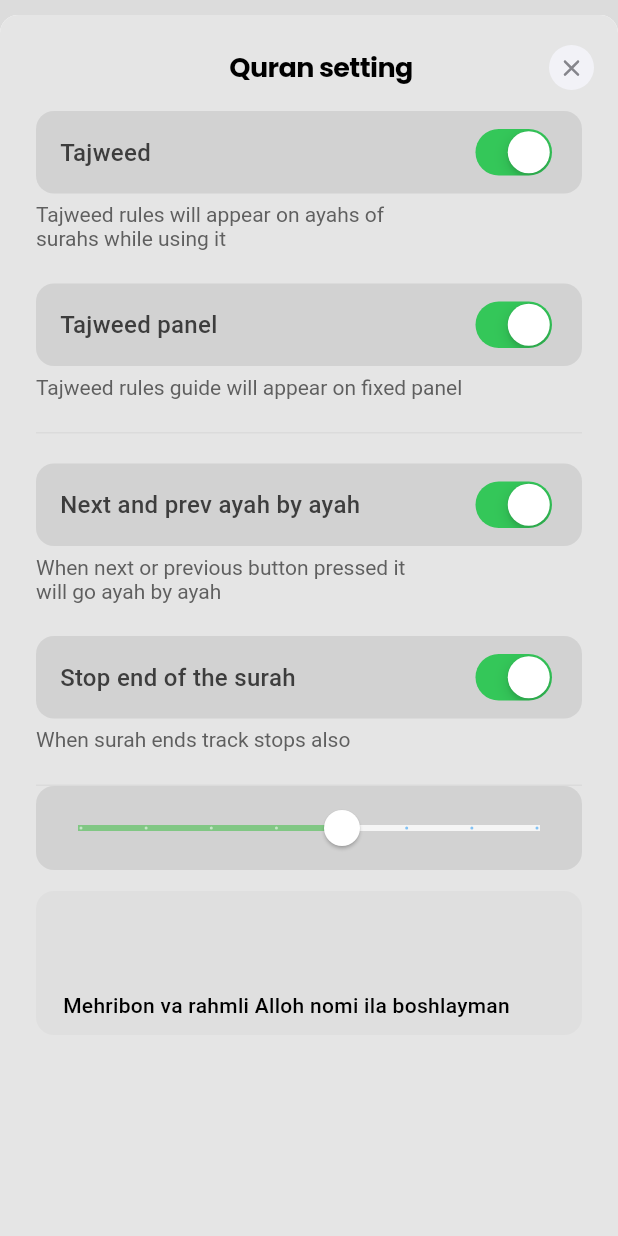
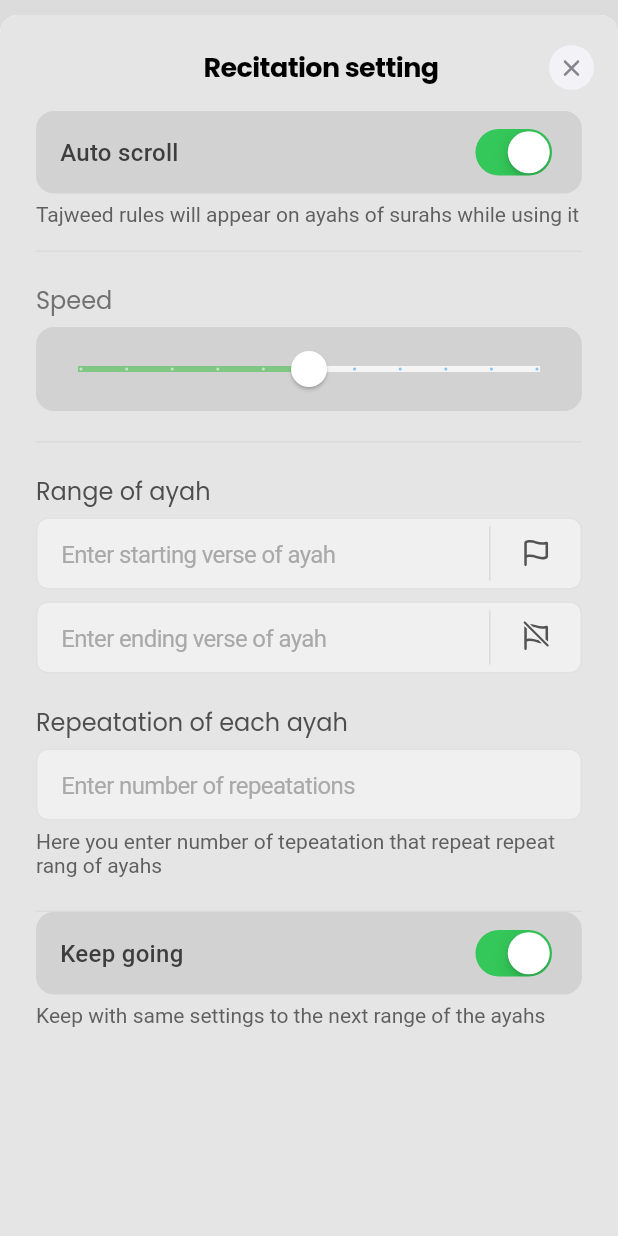
Before and after one commit to IbrohimJamoliddinov/Al-Quron, a Flutter app: what showRecitationDialog() shows on an empty page, opened directly, on a phone screen of 412 x 824 dp. Run offline on Flutter 3.47's test engine with Material 2 defaults, Android fonts, the phone set to English and light mode, and no system bars; our stand-ins replace carousel_slider, flutter_svg, just_audio, modal_bottom_sheet, percent_indicator, permission_handler and 3 more; missing offline and left inert: flutter_qiblah; accounts and stored records are empty; project files that could hold a hidden picture were left out.

Commit message:
new bottom dialog

```diff
--- a/lib/src/dialog/bottom_dialog.dart
+++ b/lib/src/dialog/bottom_dialog.dart
@@ -240,9 +240,7 @@ class BottomDialog {
                           ),
                         ),
                         GestureDetector(
-                          onTap: () {
-                            showSettingLanguage(context);
-                          },
+                          onTap: () {},
                           child: Container(
                             width: MediaQuery.of(context).size.width - 48,
                             margin: EdgeInsets.only(
@@ -751,10 +749,8 @@ class BottomDialog {
 
   static void showRecitationDialog(BuildContext context) {
     double _currentSliderValue = 50;
-    bool statusOne = true;
-    bool statusTwo = true;
-    bool statusThr = true;
-    bool statusFou = true;
+    bool autoScroll = true;
+    bool keepGoing = true;
     CupertinoScaffold.showCupertinoModalBottomSheet(
       expand: true,
       context: context,
@@ -775,7 +771,7 @@ class BottomDialog {
                         ),
                         Expanded(
                           child: Text(
-                            "Quran setting",
+                            "Recitation setting",
                             textAlign: TextAlign.center,
                             style: TextStyle(
                               fontSize: 18,
@@ -808,145 +804,50 @@ class BottomDialog {
                             horizontal: 16,
                             vertical: 8,
                           ),
-                          status: statusOne,
+                          status: autoScroll,
                           boxBorderRadius: BorderRadius.circular(12),
                           marginBox: EdgeInsets.symmetric(horizontal: 24),
                           boxColor: Color(0xFFD2D2D2),
-                          text: "Tajweed",
+                          text: "Auto scroll",
                           selected: (bool selected) {
                             setState(() {
-                              statusOne = selected;
+                              autoScroll = selected;
                             });
                           },
                         ),
-                        Row(
-                          mainAxisAlignment: MainAxisAlignment.start,
-                          children: [
                         Container(
-                              width: 260,
                           margin: EdgeInsets.symmetric(
-                                  horizontal: 24, vertical: 6),
+                            horizontal: 24,
+                            vertical: 6,
+                          ),
                           child: Text(
                             "Tajweed rules will appear on ayahs of surahs while using it",
-                                maxLines: 2,
                             style: TextStyle(
                               color: AppTheme.textColorGrey,
                             ),
                           ),
                         ),
-                          ],
-                        ),
-                        TextSwitch(
-                          paddingBox: EdgeInsets.symmetric(
-                            horizontal: 16,
-                            vertical: 8,
-                          ),
-                          status: statusTwo,
-                          boxBorderRadius: BorderRadius.circular(12),
-                          marginBox:
-                          EdgeInsets.only(left: 24, right: 24, top: 16),
-                          boxColor: Color(0xFFD2D2D2),
-                          text: "Tajweed panel",
-                          selected: (bool selected) {
-                            setState(() {
-                              statusTwo = selected;
-                            });
-                          },
-                        ),
-                        Row(
-                          mainAxisAlignment: MainAxisAlignment.start,
-                          children: [
                         Container(
-                              width: MediaQuery.of(context).size.width - 48,
-                              margin: EdgeInsets.symmetric(
-                                  horizontal: 24, vertical: 6),
-                              child: Text(
-                                  "Tajweed rules guide will appear on fixed panel",
-                                  maxLines: 2,
-                                  style: TextStyle(
-                                    color: AppTheme.textColorGrey,
-                                  )),
-                            ),
-                          ],
+                          height: 1,
+                          margin: EdgeInsets.only(left: 24, right: 24, top: 10),
+                          color: Color(0xFFDBDBDB),
                         ),
                         Container(
-                          height: 1,
-                          width: MediaQuery.of(context).size.width - 48,
-                          margin: EdgeInsets.only(left: 24, right: 24, top: 16),
-                          color: Color(0xFFDBDBDB),
+                          margin: EdgeInsets.only(
+                            left: 24,
+                            right: 24,
+                            top: 20,
+                            bottom: 6,
                           ),
-                        SizedBox(
-                          height: 20,
+                          child: Text(
+                            "Speed",
+                            style: TextStyle(
+                              fontFamily: AppTheme.fontPoppins,
+                              fontWeight: FontWeight.w400,
+                              fontSize: 16,
+                              color: Color(0xFF717171),
                             ),
-                        TextSwitch(
-                          paddingBox: EdgeInsets.symmetric(
-                            horizontal: 16,
-                            vertical: 8,
                           ),
-                          status: statusThr,
-                          boxBorderRadius: BorderRadius.circular(12),
-                          marginBox: EdgeInsets.symmetric(horizontal: 24),
-                          boxColor: Color(0xFFD2D2D2),
-                          text: "Next and prev ayah by ayah",
-                          selected: (bool selected) {
-                            setState(() {
-                              statusThr = selected;
-                            });
-                          },
-                        ),
-                        Row(
-                          mainAxisAlignment: MainAxisAlignment.start,
-                          children: [
-                            Container(
-                              width: 260,
-                              margin: EdgeInsets.symmetric(
-                                  horizontal: 24, vertical: 6),
-                              child: Text(
-                                  "When next or previous button pressed it will go ayah by ayah",
-                                  maxLines: 2,
-                                  style: TextStyle(
-                                    color: AppTheme.textColorGrey,
-                                  )),
-                            ),
-                          ],
-                        ),
-                        TextSwitch(
-                          paddingBox: EdgeInsets.symmetric(
-                            horizontal: 16,
-                            vertical: 8,
-                          ),
-                          status: statusFou,
-                          boxBorderRadius: BorderRadius.circular(12),
-                          marginBox:
-                          EdgeInsets.only(left: 24, right: 24, top: 16),
-                          boxColor: Color(0xFFD2D2D2),
-                          text: "Stop end of the surah",
-                          selected: (bool selected) {
-                            setState(() {
-                              statusFou = selected;
-                            });
-                          },
-                        ),
-                        Row(
-                          mainAxisAlignment: MainAxisAlignment.start,
-                          children: [
-                            Container(
-                              width: MediaQuery.of(context).size.width - 48,
-                              margin: EdgeInsets.symmetric(
-                                  horizontal: 24, vertical: 6),
-                              child: Text("When surah ends track stops also",
-                                  maxLines: 2,
-                                  style: TextStyle(
-                                    color: AppTheme.textColorGrey,
-                                  )),
-                            ),
-                          ],
-                        ),
-                        Container(
-                          height: 1,
-                          width: MediaQuery.of(context).size.width - 48,
-                          margin: EdgeInsets.only(left: 24, right: 24, top: 16),
-                          color: Color(0xFFDBDBDB),
                         ),
                         Container(
                           margin: EdgeInsets.symmetric(horizontal: 24),
@@ -964,14 +865,15 @@ class BottomDialog {
                               thumbShape: RoundSliderThumbShape(
                                   enabledThumbRadius: 12.0),
                               overlayColor: Color(0xFF4CD42A).withAlpha(32),
-                              overlayShape:
-                              RoundSliderOverlayShape(overlayRadius: 28.0),
+                              overlayShape: RoundSliderOverlayShape(
+                                overlayRadius: 28.0,
+                              ),
                             ),
                             child: Slider(
                               value: _currentSliderValue,
                               min: 0,
                               max: 100,
-                              divisions: 7,
+                              divisions: 10,
                               label: _currentSliderValue.round().toString(),
                               onChanged: (double value) {
                                 setState(() {
@@ -981,40 +883,209 @@ class BottomDialog {
                             ),
                           ),
                         ),
-                        GestureDetector(
-                          onTap: () {
-                            showSettingLanguage(context);
-                          },
-                          child: Container(
-                            width: MediaQuery.of(context).size.width - 48,
+                        Container(
+                          height: 1,
+                          margin: EdgeInsets.only(left: 24, right: 24, top: 20),
+                          color: Color(0xFFDBDBDB),
+                        ),
+                        Container(
                           margin: EdgeInsets.only(
-                                left: 24, right: 24, top: 14, bottom: 16),
-                            decoration: BoxDecoration(
-                              color: Color(0xFFDFDFDF),
-                              borderRadius: BorderRadius.circular(12),
+                            left: 24,
+                            right: 24,
+                            top: 20,
+                            bottom: 6,
                           ),
-                            padding: EdgeInsets.only(left: 18, bottom: 12),
-                            child: Column(
-                              children: [
-                                SizedBox(height: 68),
-                                Row(
-                                  children: [
-                                    Text(
-                                      "Mehribon va rahmli Alloh nomi ila boshlayman",
-                                      maxLines: 2,
+                          child: Text(
+                            "Range of ayah",
                             style: TextStyle(
-                                        color: Colors.black,
-                                        fontSize: 14,
-                                        fontWeight: FontWeight.w500,
-                                        letterSpacing: 0.2,
+                              fontFamily: AppTheme.fontPoppins,
+                              fontWeight: FontWeight.w400,
+                              fontSize: 16,
+                              color: Color(0xFF4E4E4E),
                             ),
                           ),
-                                  ],
-                                )
+                        ),
+                        Container(
+                          height: 48,
+                          padding: EdgeInsets.symmetric(horizontal: 16),
+                          margin: EdgeInsets.symmetric(horizontal: 24),
+                          decoration: BoxDecoration(
+                            color: Color(0xFFF0F0F0),
+                            borderRadius: BorderRadius.circular(8),
+                            border: Border.all(
+                              color: Color(0xFFE1E1E1),
+                            ),
+                          ),
+                          child: Row(
+                            children: [
+                              Expanded(
+                                child: TextField(
+                                  autofocus: false,
+                                  decoration: InputDecoration(
+                                    border: InputBorder.none,
+                                    focusedBorder: InputBorder.none,
+                                    enabledBorder: InputBorder.none,
+                                    errorBorder: InputBorder.none,
+                                    disabledBorder: InputBorder.none,
+                                    hintText: "Enter starting verse of ayah",
+                                    hintStyle: TextStyle(
+                                      fontWeight: FontWeight.w400,
+                                      fontSize: 16,
+                                      letterSpacing: -0.41,
+                                      color: Color(0xFFA9A9A9),
+                                    ),
+                                  ),
+                                ),
+                              ),
+                              Container(
+                                margin: EdgeInsets.symmetric(
+                                  vertical: 5,
+                                  horizontal: 16,
+                                ),
+                                width: 1,
+                                color: Color(0xFFDBDBDB),
+                              ),
+                              SvgPicture.asset("assets/icons/flag.svg"),
                             ],
                           ),
                         ),
-                        )
+                        SizedBox(height: 8),
+                        Container(
+                          height: 48,
+                          padding: EdgeInsets.symmetric(horizontal: 16),
+                          margin: EdgeInsets.symmetric(horizontal: 24),
+                          decoration: BoxDecoration(
+                            color: Color(0xFFF0F0F0),
+                            borderRadius: BorderRadius.circular(8),
+                            border: Border.all(
+                              color: Color(0xFFE1E1E1),
+                            ),
+                          ),
+                          child: Row(
+                            children: [
+                              Expanded(
+                                child: TextField(
+                                  autofocus: false,
+                                  decoration: InputDecoration(
+                                    border: InputBorder.none,
+                                    focusedBorder: InputBorder.none,
+                                    enabledBorder: InputBorder.none,
+                                    errorBorder: InputBorder.none,
+                                    disabledBorder: InputBorder.none,
+                                    hintText: "Enter ending verse of ayah",
+                                    hintStyle: TextStyle(
+                                      fontWeight: FontWeight.w400,
+                                      fontSize: 16,
+                                      letterSpacing: -0.41,
+                                      color: Color(0xFFA9A9A9),
+                                    ),
+                                  ),
+                                ),
+                              ),
+                              Container(
+                                margin: EdgeInsets.symmetric(
+                                  vertical: 5,
+                                  horizontal: 16,
+                                ),
+                                width: 1,
+                                color: Color(0xFFDBDBDB),
+                              ),
+                              SvgPicture.asset("assets/icons/remove_flag.svg"),
+                            ],
+                          ),
+                        ),
+                        Container(
+                          margin: EdgeInsets.only(
+                            left: 24,
+                            right: 24,
+                            top: 20,
+                            bottom: 6,
+                          ),
+                          child: Text(
+                            "Repeatation of each ayah",
+                            style: TextStyle(
+                              fontFamily: AppTheme.fontPoppins,
+                              fontWeight: FontWeight.w400,
+                              fontSize: 16,
+                              color: Color(0xFF4E4E4E),
+                            ),
+                          ),
+                        ),
+                        Container(
+                          height: 48,
+                          padding: EdgeInsets.symmetric(horizontal: 16),
+                          margin: EdgeInsets.symmetric(horizontal: 24),
+                          decoration: BoxDecoration(
+                            color: Color(0xFFF0F0F0),
+                            borderRadius: BorderRadius.circular(8),
+                            border: Border.all(
+                              color: Color(0xFFE1E1E1),
+                            ),
+                          ),
+                          child: TextField(
+                            autofocus: false,
+                            decoration: InputDecoration(
+                              border: InputBorder.none,
+                              focusedBorder: InputBorder.none,
+                              enabledBorder: InputBorder.none,
+                              errorBorder: InputBorder.none,
+                              disabledBorder: InputBorder.none,
+                              hintText: "Enter number of repeatations",
+                              hintStyle: TextStyle(
+                                fontWeight: FontWeight.w400,
+                                fontSize: 16,
+                                letterSpacing: -0.41,
+                                color: Color(0xFFA9A9A9),
+                              ),
+                            ),
+                          ),
+                        ),
+                        Container(
+                          margin: EdgeInsets.symmetric(
+                            horizontal: 24,
+                            vertical: 6,
+                          ),
+                          child: Text(
+                            "Here you enter number of tepeatation that repeat repeat rang of ayahs",
+                            style: TextStyle(
+                              color: AppTheme.textColorGrey,
+                            ),
+                          ),
+                        ),
+                        Container(
+                          height: 1,
+                          margin: EdgeInsets.only(left: 24, right: 24, top: 16),
+                          color: Color(0xFFDBDBDB),
+                        ),
+                        TextSwitch(
+                          paddingBox: EdgeInsets.symmetric(
+                            horizontal: 16,
+                            vertical: 8,
+                          ),
+                          status: keepGoing,
+                          boxBorderRadius: BorderRadius.circular(12),
+                          marginBox: EdgeInsets.symmetric(horizontal: 24),
+                          boxColor: Color(0xFFD2D2D2),
+                          text: "Keep going",
+                          selected: (bool selected) {
+                            setState(() {
+                              keepGoing = selected;
+                            });
+                          },
+                        ),
+                        Container(
+                          margin: EdgeInsets.symmetric(
+                            horizontal: 24,
+                            vertical: 6,
+                          ),
+                          child: Text(
+                            "Keep with same settings to the next range of the ayahs",
+                            style: TextStyle(
+                              color: AppTheme.textColorGrey,
+                            ),
+                          ),
+                        ),
+                        SizedBox(height: 18),
                       ],
                     ),
                   ),
--- a/lib/src/ui/quran/quran_item_screen.dart
+++ b/lib/src/ui/quran/quran_item_screen.dart
@@ -1,3 +1,5 @@
+import 'dart:io';
+
 import 'package:al_quran/src/dialog/bottom_dialog.dart';
 import 'package:al_quran/src/dialog/center_dilaog.dart';
 import 'package:al_quran/src/models/quran_item_model.dart';
@@ -453,7 +455,7 @@ class _QuranItemScreenState extends State<QuranItemScreen> {
                     ),
                   ),
                   Container(
-                    height: 186,
+                    height: Platform.isIOS ? 186 : 162,
                     decoration: BoxDecoration(
                       borderRadius: BorderRadius.only(
                         topLeft: Radius.circular(8),
@@ -548,7 +550,9 @@ class _QuranItemScreenState extends State<QuranItemScreen> {
                               ),
                               Expanded(child: Container()),
                               GestureDetector(
-                                onTap: () {},
+                                onTap: () {
+                                  BottomDialog.showRecitationDialog(context);
+                                },
                                 child: SvgPicture.asset(
                                   "assets/icons/player_repeat.svg",
                                 ),
```
Also changed, not shown: assets/icons/flag.svg (added), assets/icons/remove_flag.svg (added). Lines whose indentation alone changed are shown as unchanged.
